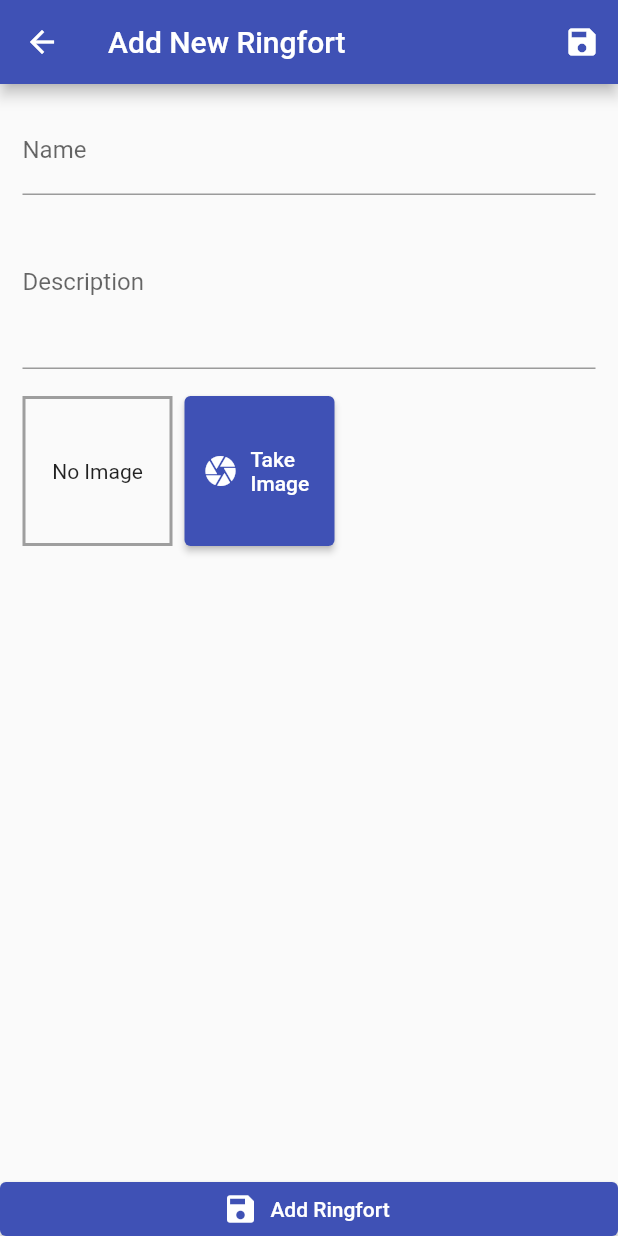
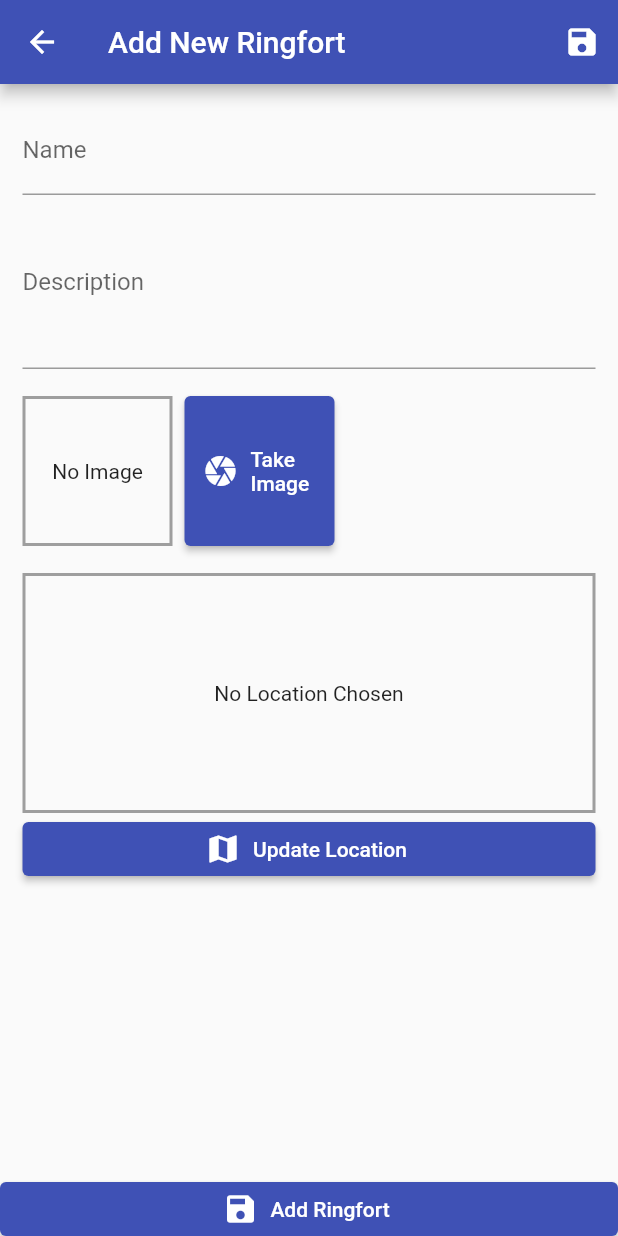
Before and after one commit to Davidcorrigan1/RingfortFlutterApp, a Flutter app: the AddRingfortScreen screen opened by its route, on a phone screen of 412 x 824 dp. Run offline on Flutter 3.47's test engine with Material 2 defaults, Android fonts, the phone set to English and light mode, and no system bars; our stand-ins replace image_picker, location.

Commit message:
Adding the current location static map on add screen

```diff
--- /dev/null
+++ b/lib/auth/secret.dart
@@ -0,0 +1 @@
+const GOOGLE_API_KEY = 'AIzaSyCztckl11aetsT2xX53fpX3n4Hyy8CAqhM';
--- a/lib/screens/add_ringfort_screen.dart
+++ b/lib/screens/add_ringfort_screen.dart
@@ -6,6 +6,7 @@ import '../models/historic_site.dart';
 import '../providers/historic_sites_provider.dart';
 
 import '../widgets/image_input.dart';
+import '../widgets/location_input.dart';
 
 class AddRingfortScreen extends StatefulWidget {
   // Screen Route name to add to route table
@@ -165,8 +166,17 @@ class _AddRingfortScreenState extends State<AddRingfortScreen> {
                       SizedBox(
                         height: 10,
                       ),
-                      // This is the widget which controlls taking the image
+                      //----------------------------------------------------
+                      // This widget controlls taking the image
+                      //----------------------------------------------------
                       ImageInput(onSaveImage: _saveImage),
+                      SizedBox(
+                        height: 10,
+                      ),
+                      //----------------------------------------------------
+                      // This widget controlls the location selection
+                      //----------------------------------------------------
+                      LocationInput(),
                     ],
                   ),
                 ),
--- /dev/null
+++ b/lib/widgets/location_input.dart
@@ -0,0 +1,59 @@
+import 'package:flutter/material.dart';
+import 'package:location/location.dart';
+
+import '../helpers/location_helper.dart';
+
+class LocationInput extends StatefulWidget {
+  @override
+  _LocationInputState createState() => _LocationInputState();
+}
+
+class _LocationInputState extends State<LocationInput> {
+  String _mapImageUrl;
+
+  Future<void> _getCurrentLocation() async {
+    final currentLocation = await Location().getLocation();
+    final currentLocStaticMapURL =
+        await LocationHelper.generateStaticMapPreview(
+            latitude: currentLocation.latitude,
+            longitude: currentLocation.longitude);
+    // Using setState to update the map URL so that it triggers a rebuild of the Widget and displays the map
+    setState(() {
+      _mapImageUrl = currentLocStaticMapURL;
+    });
+  }
+
+  @override
+  Widget build(BuildContext context) {
+    return Column(
+      children: [
+        Container(
+          height: 160,
+          width: double.infinity,
+          alignment: Alignment.center,
+          decoration: BoxDecoration(
+            border: Border.all(width: 2.0, color: Colors.grey),
+          ),
+          child: _mapImageUrl == null
+              ? Text(
+                  'No Location Chosen',
+                  textAlign: TextAlign.center,
+                )
+              : Image.network(
+                  _mapImageUrl,
+                  fit: BoxFit.cover,
+                  width: double.infinity,
+                ),
+        ),
+        Container(
+          width: double.infinity,
+          child: ElevatedButton.icon(
+            onPressed: _getCurrentLocation,
+            icon: Icon(Icons.map),
+            label: Text('Update Location'),
+          ),
+        )
+      ],
+    );
+  }
+}
--- a/pubspec.yaml
+++ b/pubspec.yaml
@@ -31,6 +31,8 @@ dependencies:
   path_provider: ^2.0.8
   # Helps with constructing file paths
   path: ^1.8.0
+  # Package to handle getting user location
+  location: ^4.3.0
 
 
   # The following adds the Cupertino Icons font to your application.
```
Also changed, not shown: lib/helpers/location_helper.dart (added, +21 -0 lines), pubspec.lock, 2 other files.
